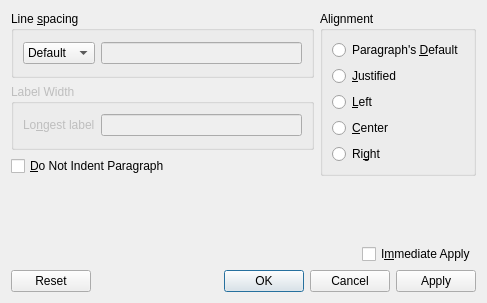
Old version of the form src/frontends/qt/ui/ParagraphUi.ui in the repository cburschka/lyx.
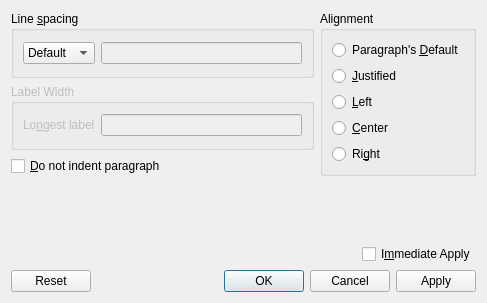
New version of the form.

Diff of the .ui file:
```diff
--- a/src/frontends/qt/ui/ParagraphUi.ui
+++ b/src/frontends/qt/ui/ParagraphUi.ui
@@ -198,7 +198,7 @@
    <item row="2" column="0">
     <widget class="QCheckBox" name="noindentCB">
      <property name="text">
-      <string>&amp;Do Not Indent Paragraph</string>
+      <string>&amp;Do not indent paragraph</string>
      </property>
     </widget>
    </item>
```
